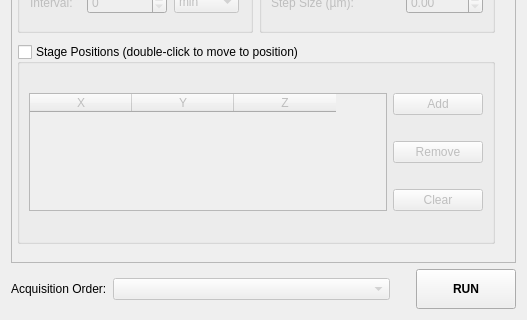
Above: micromanager_gui/multid_gui.ui from pymmcore-plus/napari-micromanager before the change; both pictures show x 0 to 527 and y 435 to 755 of the 527 by 755 pixel window. Below: the same form after it.
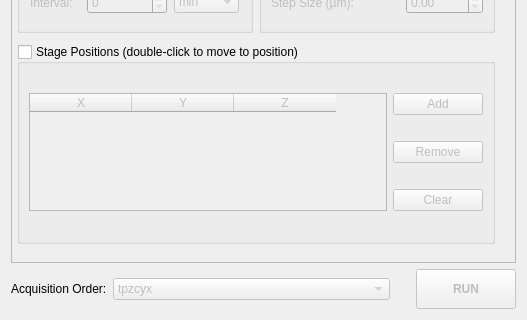
That is the form after the change.

Commit message: run_button_toggled

```diff
--- a/micromanager_gui/multid_gui.ui
+++ b/micromanager_gui/multid_gui.ui
@@ -624,6 +624,11 @@
          <verstretch>0</verstretch>
         </sizepolicy>
        </property>
+       <item>
+        <property name="text">
+         <string>tpzcyx</string>
+        </property>
+       </item>
       </widget>
      </item>
      <item>
@@ -645,7 +650,7 @@
      <item>
       <widget class="QPushButton" name="run_Button">
        <property name="enabled">
-        <bool>true</bool>
+        <bool>false</bool>
        </property>
        <property name="minimumSize">
         <size>
```
The commit also changes 1 other file.
